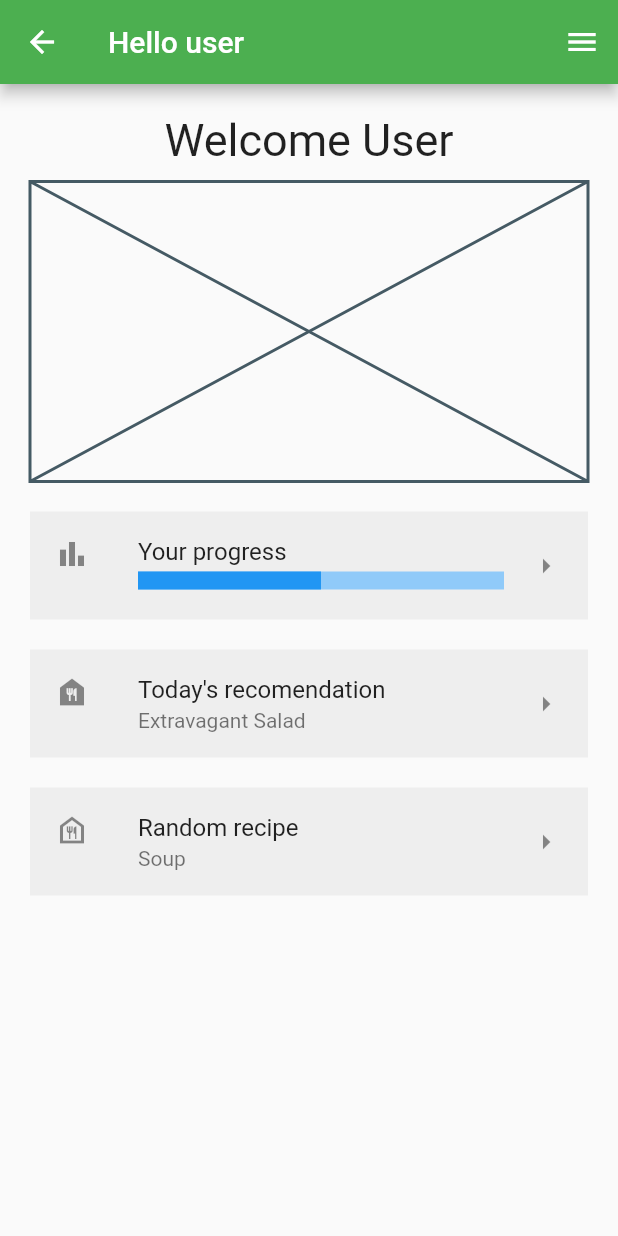
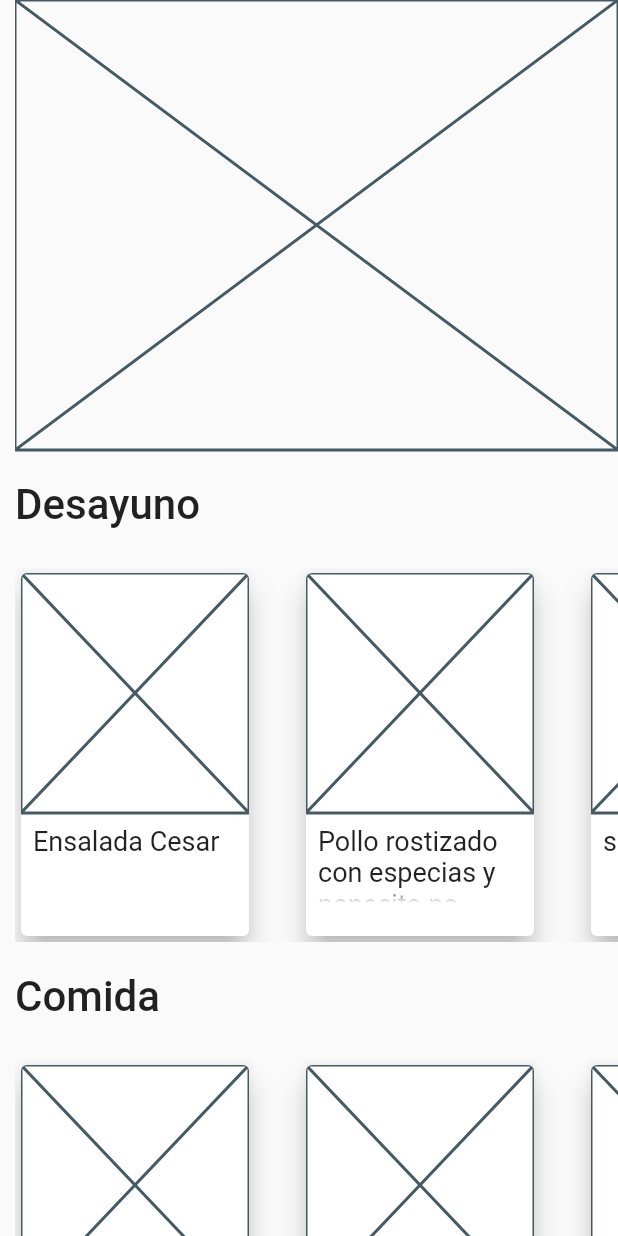
Before and after one commit to Daniel221/DietApp, a Flutter app: the HomePage widget shown alone on an empty page, opened directly, on a phone screen of 412 x 824 dp. Run offline on Flutter 3.47's test engine with Material 2 defaults, Android fonts, the phone set to English and light mode, and no system bars.

Commit message:
Home page, favorites & search (#4)
* done: home layout, started other pages

* layout of search, favorites

```diff
--- /dev/null
+++ b/lib/card_controller.dart
@@ -0,0 +1,44 @@
+import 'package:flutter/material.dart';
+
+class CardController {
+  static final testList = [
+    "Ensalada Cesar",
+    "Pollo rostizado con especias y panecito pa acompañar",
+    "sandwich",
+    "pizza hut"
+  ];
+
+  static createCard(title, img) {
+    return Card(
+      elevation: 8,
+      clipBehavior: Clip.antiAlias,
+      child: new InkWell(
+        onTap: () {
+          // Navigator.of(context).push()
+        },
+        child: Column(
+          mainAxisAlignment: MainAxisAlignment.start,
+          crossAxisAlignment: CrossAxisAlignment.start,
+          children: [
+            Placeholder(
+              fallbackHeight: 160,
+              fallbackWidth: 150,
+            ),
+            Container(
+              padding: const EdgeInsets.all(8.0),
+              height: 68,
+              child: Text(
+                "$title",
+                overflow: TextOverflow.fade,
+                style: TextStyle(
+                  fontSize: 18,
+                  fontWeight: FontWeight.w400,
+                ),
+              ),
+            ),
+          ],
+        ),
+      ),
+    );
+  }
+}
--- a/lib/home_page.dart
+++ b/lib/home_page.dart
@@ -1,6 +1,8 @@
 // ignore_for_file: prefer_const_constructors, prefer_const_literals_to_create_immutables
 
 import 'package:flutter/material.dart';
+
+import 'card_controller.dart';
 
 class HomePage extends StatefulWidget {
   const HomePage({Key? key}) : super(key: key);
@@ -12,102 +14,95 @@ class HomePage extends StatefulWidget {
 class _HomePageState extends State<HomePage> {
   @override
   Widget build(BuildContext context) {
-    return Scaffold(
-      endDrawer: Drawer(
-        child: Container(
-          padding: EdgeInsets.all(20.0),
-          color: Colors.grey[300],
-          child: ListView(
-            children: [
-              Container(
-                height: 30,
-              ),
-              CircleAvatar(
-                child: Text("img"),
-                minRadius: 80,
-              ),
-              Container(
-                height: 20,
-              ),
-              Center(
-                  child: Text(
-                "Nombre del usuario",
-                style: TextStyle(
-                  fontSize: 22,
-                ),
-              )),
-              Container(
-                height: 30,
-              ),
-            ],
+    return Container(
+      margin: EdgeInsets.only(left: 10),
+      child: ListView(
+        children: [
+          Placeholder(
+            fallbackHeight: 300,
           ),
-        ),
-      ),
-      appBar: AppBar(
-        backgroundColor: Colors.green,
-        title: Text("Hello user"),
-        actions: [],
-      ),
-      body: Container(
-        padding: EdgeInsets.all(20.0),
-        child: ListView(
-          children: [
-            Center(
-              child: Text(
-                "Welcome User",
-                style: TextStyle(
-                  fontSize: 30,
-                ),
-              ),
+          Container(height: 20),
+          Text(
+            "Desayuno",
+            style: TextStyle(
+              fontSize: 28,
+              fontWeight: FontWeight.w500,
             ),
-            Container(
-              height: 10,
-            ),
-            Placeholder(
-              fallbackHeight: 200,
-            ),
-            Container(height: 20),
-            ListTile(
-              tileColor: Colors.grey[200],
-              leading: Icon(Icons.bar_chart),
-              title: Text("Your progress"),
-              subtitle: LinearProgressIndicator(
-                value: 0.5,
-                minHeight: 12,
-              ),
-              trailing: Icon(Icons.arrow_right),
-              onTap: () {},
-            ),
-            Container(height: 20),
-            ListTile(
-              tileColor: Colors.grey[200],
-              leading: Icon(Icons.food_bank),
-              title: Text("Today's recomendation"),
-              subtitle: Text("Extravagant Salad"),
-              trailing: Icon(Icons.arrow_right),
-              onTap: () {
-                // TODO: direccionar a receta
-                // Navigator.of(context).push(
-                //   MaterialPageRoute(builder: (context) => Recipe()),
-                // );
+          ),
+          Container(height: 25),
+          ConstrainedBox(
+            constraints: BoxConstraints(maxHeight: 250),
+            child: ListView.builder(
+              shrinkWrap: true,
+              physics: ScrollPhysics(),
+              scrollDirection: Axis.horizontal,
+              itemCount: CardController.testList.length,
+              itemBuilder: (BuildContext context, int index) {
+                return Container(
+                  margin: EdgeInsets.only(right: 30),
+                  height: 240,
+                  width: 160,
+                  child: CardController.createCard(
+                      CardController.testList[index], ""),
+                );
               },
             ),
-            Container(height: 20),
-            ListTile(
-              tileColor: Colors.grey[200],
-              leading: Icon(Icons.food_bank_outlined),
-              title: Text("Random recipe"),
-              subtitle: Text("Soup"),
-              trailing: Icon(Icons.arrow_right),
-              onTap: () {
-                // TODO: direccionar a receta
-                // Navigator.of(context).push(
-                //   MaterialPageRoute(builder: (context) => Recipe()),
-                // );
+          ),
+          Container(height: 20),
+          Text(
+            "Comida",
+            style: TextStyle(
+              fontSize: 28,
+              fontWeight: FontWeight.w500,
+            ),
+          ),
+          Container(height: 25),
+          ConstrainedBox(
+            constraints: BoxConstraints(maxHeight: 250),
+            child: ListView.builder(
+              shrinkWrap: true,
+              physics: ScrollPhysics(),
+              scrollDirection: Axis.horizontal,
+              itemCount: CardController.testList.length,
+              itemBuilder: (BuildContext context, int index) {
+                return Container(
+                  margin: EdgeInsets.only(right: 30),
+                  height: 240,
+                  width: 160,
+                  child: CardController.createCard(
+                      CardController.testList[index], ""),
+                );
               },
             ),
-          ],
-        ),
+          ),
+          Container(height: 20),
+          Text(
+            "Cena",
+            style: TextStyle(
+              fontSize: 28,
+              fontWeight: FontWeight.w500,
+            ),
+          ),
+          Container(height: 25),
+          ConstrainedBox(
+            constraints: BoxConstraints(maxHeight: 250),
+            child: ListView.builder(
+              shrinkWrap: true,
+              physics: ScrollPhysics(),
+              scrollDirection: Axis.horizontal,
+              itemCount: CardController.testList.length,
+              itemBuilder: (BuildContext context, int index) {
+                return Container(
+                  margin: EdgeInsets.only(right: 30),
+                  height: 240,
+                  width: 160,
+                  child: CardController.createCard(
+                      CardController.testList[index], ""),
+                );
+              },
+            ),
+          ),
+        ],
       ),
     );
   }
```
Also changed, not shown: lib/favorites.dart (added, +64 -0 lines), lib/home_navigation.dart (added, +57 -0 lines), lib/login_page.dart (+8 -2 lines), lib/receta.dart (+7 -7 lines), lib/recipe_search.dart (added, +63 -0 lines), lib/user_account.dart (added, +13 -0 lines).
